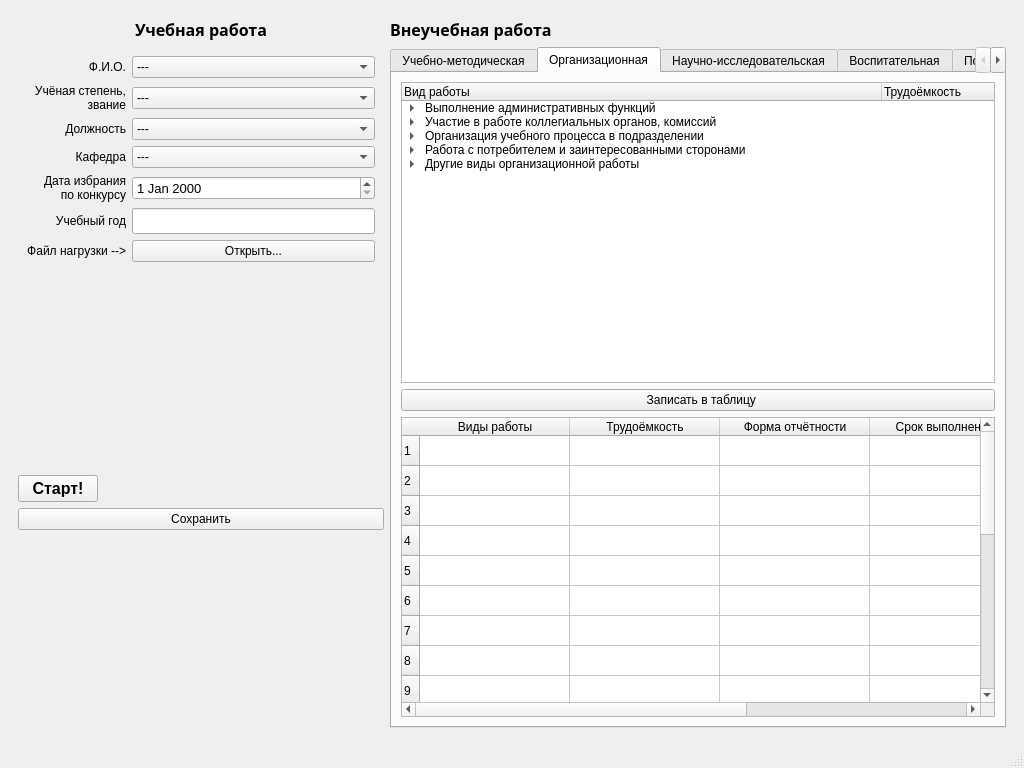
The window that iplan-design.ui (motor1n/iplan) describes before a commit, drawn with Qt 5.
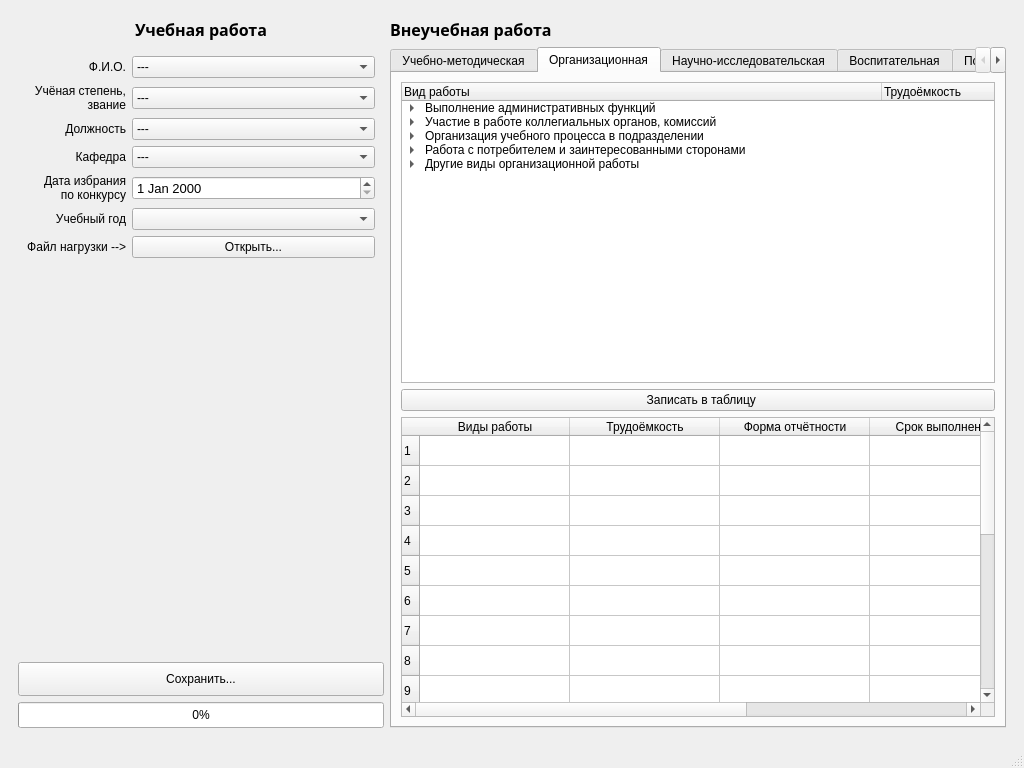
The same window after the commit. The open tabs and pages were chosen to show the change. Icons and pictures are not drawn.

Commit message: Коммит ветки master перед слиянием с develop

Patch:
```diff
--- a/iplan-design.ui
+++ b/iplan-design.ui
@@ -27,37 +27,6 @@
        </sizepolicy>
       </property>
       <layout class="QGridLayout" name="gridLayout">
-       <item row="4" column="0">
-        <widget class="QPushButton" name="pb3">
-         <property name="text">
-          <string>Сохранить</string>
-         </property>
-        </widget>
-       </item>
-       <item row="0" column="0">
-        <widget class="QLabel" name="lbl_title1">
-         <property name="sizePolicy">
-          <sizepolicy hsizetype="Minimum" vsizetype="Minimum">
-           <horstretch>0</horstretch>
-           <verstretch>0</verstretch>
-          </sizepolicy>
-         </property>
-         <property name="font">
-          <font>
-           <family>Trebuchet MS</family>
-           <pointsize>12</pointsize>
-           <weight>75</weight>
-           <bold>true</bold>
-          </font>
-         </property>
-         <property name="text">
-          <string>Учебная работа</string>
-         </property>
-         <property name="alignment">
-          <set>Qt::AlignCenter</set>
-         </property>
-        </widget>
-       </item>
        <item row="1" column="1" rowspan="5" colspan="2">
         <widget class="QTabWidget" name="tabs">
          <property name="sizePolicy">
@@ -67,7 +36,7 @@
           </sizepolicy>
          </property>
          <property name="currentIndex">
-          <number>0</number>
+          <number>1</number>
          </property>
          <widget class="QWidget" name="tab1">
           <attribute name="title">
@@ -2416,10 +2385,10 @@
          </widget>
         </widget>
        </item>
-       <item row="0" column="1" colspan="2">
-        <widget class="QLabel" name="lbl_title2">
+       <item row="0" column="0">
+        <widget class="QLabel" name="lbl_title1">
          <property name="sizePolicy">
-          <sizepolicy hsizetype="Minimum" vsizetype="Fixed">
+          <sizepolicy hsizetype="Minimum" vsizetype="Minimum">
            <horstretch>0</horstretch>
            <verstretch>0</verstretch>
           </sizepolicy>
@@ -2433,7 +2402,10 @@
           </font>
          </property>
          <property name="text">
-          <string>Внеучебная работа</string>
+          <string>Учебная работа</string>
+         </property>
+         <property name="alignment">
+          <set>Qt::AlignCenter</set>
          </property>
         </widget>
        </item>
@@ -2705,21 +2677,6 @@
             </property>
            </widget>
           </item>
-          <item row="5" column="1">
-           <widget class="QLineEdit" name="le">
-            <property name="sizePolicy">
-             <sizepolicy hsizetype="Preferred" vsizetype="Fixed">
-              <horstretch>0</horstretch>
-              <verstretch>0</verstretch>
-             </sizepolicy>
-            </property>
-            <property name="font">
-             <font>
-              <pointsize>11</pointsize>
-             </font>
-            </property>
-           </widget>
-          </item>
           <item row="6" column="0">
            <widget class="QLabel" name="lbl7">
             <property name="text">
@@ -2737,26 +2694,71 @@
             </property>
            </widget>
           </item>
+          <item row="5" column="1">
+           <widget class="QComboBox" name="cb5"/>
+          </item>
          </layout>
         </widget>
        </item>
-       <item row="3" column="0">
-        <widget class="QPushButton" name="pb2">
+       <item row="0" column="1" colspan="2">
+        <widget class="QLabel" name="lbl_title2">
          <property name="sizePolicy">
-          <sizepolicy hsizetype="Fixed" vsizetype="Fixed">
+          <sizepolicy hsizetype="Minimum" vsizetype="Fixed">
            <horstretch>0</horstretch>
            <verstretch>0</verstretch>
           </sizepolicy>
          </property>
          <property name="font">
           <font>
+           <family>Trebuchet MS</family>
            <pointsize>12</pointsize>
            <weight>75</weight>
            <bold>true</bold>
           </font>
          </property>
          <property name="text">
-          <string>Старт!</string>
+          <string>Внеучебная работа</string>
+         </property>
+        </widget>
+       </item>
+       <item row="5" column="0">
+        <widget class="QProgressBar" name="progress">
+         <property name="sizePolicy">
+          <sizepolicy hsizetype="Preferred" vsizetype="Fixed">
+           <horstretch>0</horstretch>
+           <verstretch>0</verstretch>
+          </sizepolicy>
+         </property>
+         <property name="maximumSize">
+          <size>
+           <width>402</width>
+           <height>26</height>
+          </size>
+         </property>
+         <property name="value">
+          <number>0</number>
+         </property>
+        </widget>
+       </item>
+       <item row="4" column="0">
+        <widget class="QPushButton" name="pb3">
+         <property name="sizePolicy">
+          <sizepolicy hsizetype="Preferred" vsizetype="Fixed">
+           <horstretch>0</horstretch>
+           <verstretch>0</verstretch>
+          </sizepolicy>
+         </property>
+         <property name="maximumSize">
+          <size>
+           <width>402</width>
+           <height>34</height>
+          </size>
+         </property>
+         <property name="layoutDirection">
+          <enum>Qt::LeftToRight</enum>
+         </property>
+         <property name="text">
+          <string>Сохранить...</string>
          </property>
         </widget>
        </item>
```
